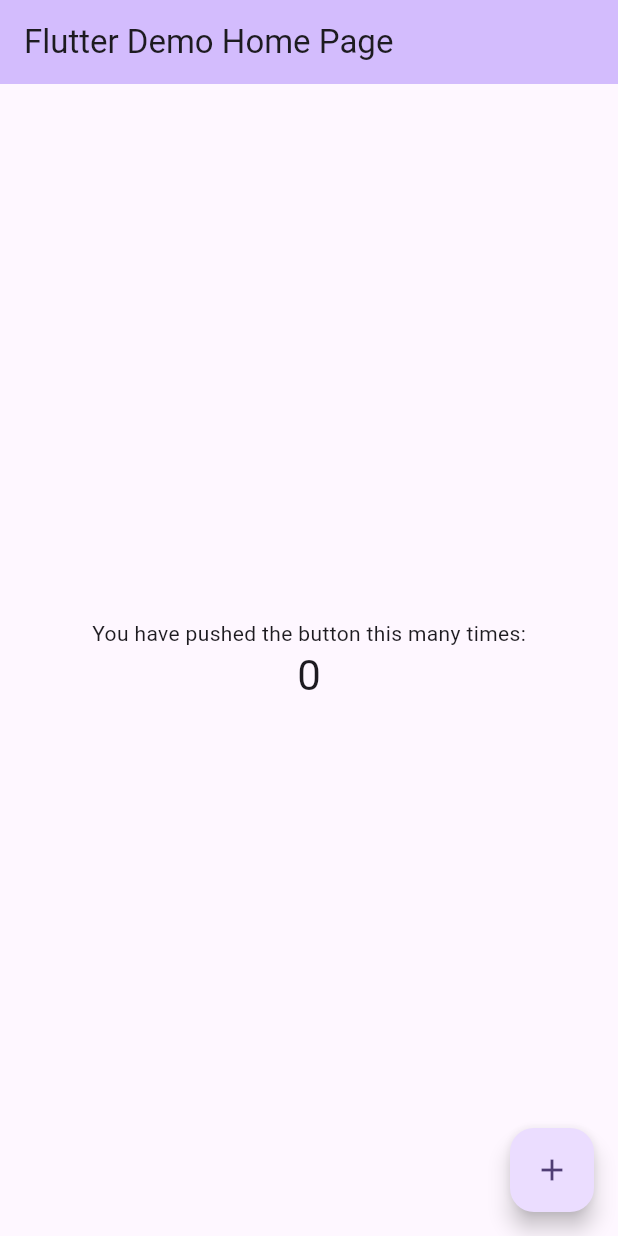
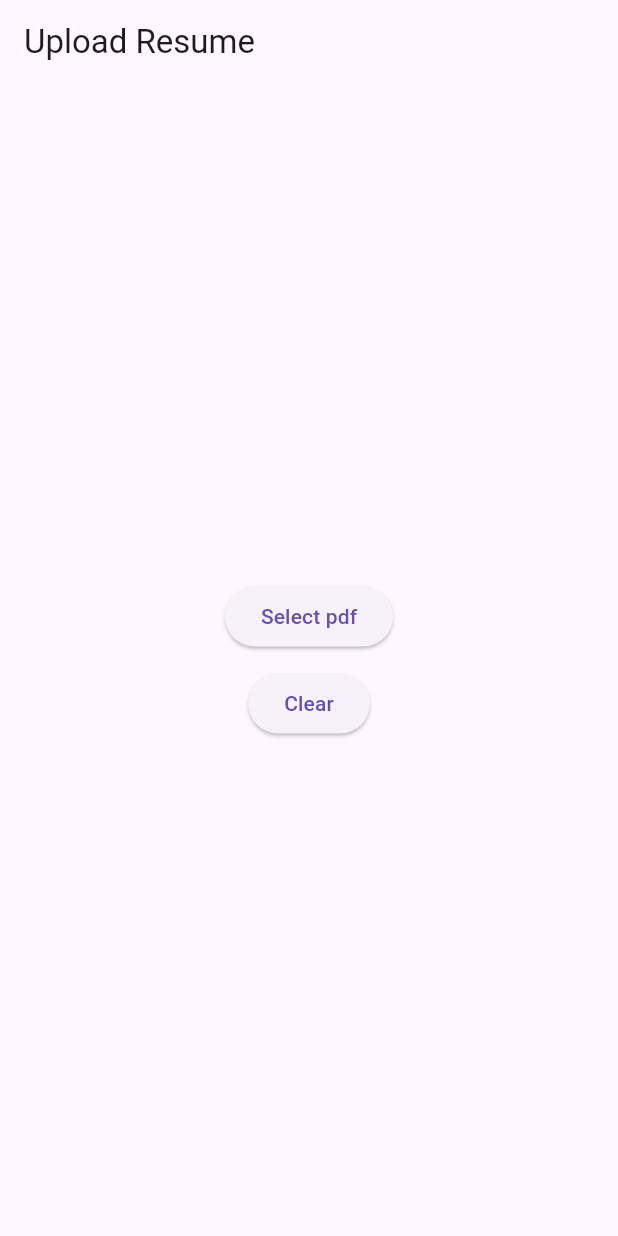
Before and after one commit to DevTaissirHammouda/Cv-Smart-Ranker-, a Flutter app: the screen it shows after launch, on a phone screen of 412 x 824 dp. Run offline on Flutter 3.47's test engine with Material 3 defaults, Android fonts, the light colour scheme and no system bars; our stand-ins replace dio, file_picker, flutter_riverpod.

Commit message:
doing ui, providers, services

```diff
--- /dev/null
+++ b/lib/features/upload/presentation/upload_screen.dart
@@ -0,0 +1,45 @@
+
+
+
+import 'package:file_picker/file_picker.dart';
+import 'package:flutter/material.dart';
+import 'package:flutter_riverpod/flutter_riverpod.dart';
+
+import '../../../providers/file_provider.dart';
+
+class UploadScreen extends ConsumerWidget {
+  @override
+  Widget build(BuildContext context,WidgetRef ref) {
+    final selectedFile = ref.watch(fileProvider);
+    return Scaffold(
+      appBar: AppBar(
+        title: Text('Upload Resume'),
+      ),
+      body: Center(
+        child: Column(
+          mainAxisAlignment: MainAxisAlignment.center,
+          children: [
+            ElevatedButton(
+              onPressed: () async {
+                final file = await FilePicker.platform.pickFiles(
+                  type: FileType.custom,
+                  allowedExtensions: ['pdf'],
+                );
+                if (file != null) {
+                  ref.read(fileProvider.notifier).state = file.files.first;
+                }
+              },
+              child: Text('Select pdf'),
+            ),
+            SizedBox(height: 10),
+            ElevatedButton(onPressed:() {ref.read(fileProvider.notifier).state=null;},
+                child: Text('Clear')
+            ),
+          ],
+        ),
+
+      ),
+
+    );
+  }
+}
--- a/lib/main.dart
+++ b/lib/main.dart
@@ -1,111 +1,24 @@
+
+import 'package:flutter/cupertino.dart';
 import 'package:flutter/material.dart';
+import 'package:flutter_riverpod/flutter_riverpod.dart';
+
+import 'features/upload/presentation/upload_screen.dart';
 
 void main() {
-  runApp(const MyApp());
+  runApp(ProviderScope(child :MyApp()));
 }
 
 class MyApp extends StatelessWidget {
-  const MyApp({super.key});
 
-  // This widget is the root of your application.
+
   @override
   Widget build(BuildContext context) {
     return MaterialApp(
-      title: 'Smart Resume Ranker',
-      theme: ThemeData(
-
-        colorScheme: ColorScheme.fromSeed(seedColor: Colors.deepPurple),
-        useMaterial3: true,
-      ),
-      home: const MyHomePage(title: 'Flutter Demo Home Page'),
+      debugShowCheckedModeBanner: false,
+      title: "Smart Resume Ranker",
+      home:UploadScreen(),
     );
+    throw UnimplementedError();
   }
 }
-
-class MyHomePage extends StatefulWidget {
-  const MyHomePage({super.key, required this.title});
-
-  // This widget is the home page of your application. It is stateful, meaning
-  // that it has a State object (defined below) that contains fields that affect
-  // how it looks.
-
-  // This class is the configuration for the state. It holds the values (in this
-  // case the title) provided by the parent (in this case the App widget) and
-  // used by the build method of the State. Fields in a Widget subclass are
-  // always marked "final".
-
-  final String title;
-
-  @override
-  State<MyHomePage> createState() => _MyHomePageState();
-}
-
-class _MyHomePageState extends State<MyHomePage> {
-  int _counter = 0;
-
-  void _incrementCounter() {
-    setState(() {
-      // This call to setState tells the Flutter framework that something has
-      // changed in this State, which causes it to rerun the build method below
-      // so that the display can reflect the updated values. If we changed
-      // _counter without calling setState(), then the build method would not be
-      // called again, and so nothing would appear to happen.
-      _counter++;
-    });
-  }
-
-  @override
-  Widget build(BuildContext context) {
-    // This method is rerun every time setState is called, for instance as done
-    // by the _incrementCounter method above.
-    //
-    // The Flutter framework has been optimized to make rerunning build methods
-    // fast, so that you can just rebuild anything that needs updating rather
-    // than having to individually change instances of widgets.
-    return Scaffold(
-      appBar: AppBar(
-        // TRY THIS: Try changing the color here to a specific color (to
-        // Colors.amber, perhaps?) and trigger a hot reload to see the AppBar
-        // change color while the other colors stay the same.
-        backgroundColor: Theme.of(context).colorScheme.inversePrimary,
-        // Here we take the value from the MyHomePage object that was created by
-        // the App.build method, and use it to set our appbar title.
-        title: Text(widget.title),
-      ),
-      body: Center(
-        // Center is a layout widget. It takes a single child and positions it
-        // in the middle of the parent.
-        child: Column(
-          // Column is also a layout widget. It takes a list of children and
-          // arranges them vertically. By default, it sizes itself to fit its
-          // children horizontally, and tries to be as tall as its parent.
-          //
-          // Column has various properties to control how it sizes itself and
-          // how it positions its children. Here we use mainAxisAlignment to
-          // center the children vertically; the main axis here is the vertical
-          // axis because Columns are vertical (the cross axis would be
-          // horizontal).
-          //
-          // TRY THIS: Invoke "debug painting" (choose the "Toggle Debug Paint"
-          // action in the IDE, or press "p" in the console), to see the
-          // wireframe for each widget.
-          mainAxisAlignment: MainAxisAlignment.center,
-          children: <Widget>[
-            const Text(
-              'You have pushed the button this many times:',
-            ),
-            Text(
-              '$_counter',
-              style: Theme.of(context).textTheme.headlineMedium,
-            ),
-          ],
-        ),
-      ),
-      floatingActionButton: FloatingActionButton(
-        onPressed: _incrementCounter,
-        tooltip: 'Increment',
-        child: const Icon(Icons.add),
-      ), // This trailing comma makes auto-formatting nicer for build methods.
-    );
-  }
-}
--- /dev/null
+++ b/lib/providers/file_provider.dart
@@ -0,0 +1,4 @@
+import 'package:file_picker/file_picker.dart';
+import 'package:flutter_riverpod/flutter_riverpod.dart';
+
+final fileProvider = StateProvider<PlatformFile?>((ref) => null);
--- a/pubspec.yaml
+++ b/pubspec.yaml
@@ -39,6 +39,8 @@ dependencies:
   path_provider: ^2.1.5
   pdf: ^3.11.3
   open_file: ^3.5.10
+  flutter_riverpod: ^2.6.1
+  dio: ^5.8.0+1
 
 dev_dependencies:
   flutter_test:
@@ -92,3 +94,5 @@ flutter:
   #
   # For details regarding fonts from package dependencies,
   # see https://flutter.dev/to/font-from-package
+  assets:
+    - lib/features/upload/data/
```
Also changed, not shown: lib/features/upload/data/api_service.dart (added, +23 -0 lines), lib/generated/assets.dart (added), lib/providers/api_provider.dart (added), pubspec.lock.
